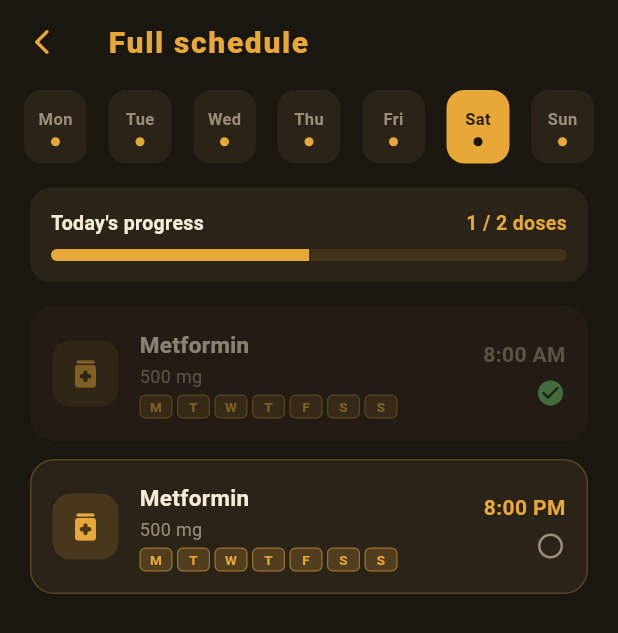
After one commit to alayab1/pilldispenserapp, a Flutter app: the ScheduleScreen screen opened directly, on a phone screen of 412 x 824 dp. The commit adds this screen. Shown: the top 633 px of the screen. Run offline on Flutter 3.47's test engine with Material 3 defaults, Android fonts, the phone set to English and light mode, and no system bars.

Commit message:
added view schedule page,removed order button

```diff
--- a/lib/screens/home_screen.dart
+++ b/lib/screens/home_screen.dart
@@ -1,5 +1,6 @@
 import 'package:flutter/material.dart';
 import 'dart:async';
+import 'schedule_screen.dart';
 
 // ── Placeholder models (replace with your real models later) ──────────────────
 
@@ -10,6 +11,9 @@ class Medication {
   final int pillsRemaining;
   final int refillThreshold;
   final Color color;
+  // 0=Mon, 1=Tue, 2=Wed, 3=Thu, 4=Fri, 5=Sat, 6=Sun
+  // Default: every day
+  final List<int> scheduledDays;
 
   const Medication({
     required this.name,
@@ -18,6 +22,7 @@ class Medication {
     required this.pillsRemaining,
     required this.refillThreshold,
     required this.color,
+    this.scheduledDays = const [0, 1, 2, 3, 4, 5, 6],
   });
 
   bool get needsRefill => pillsRemaining <= refillThreshold;
@@ -45,6 +50,7 @@ final List<Medication> sampleMeds = [
     pillsRemaining: 5,
     refillThreshold: 7,
     color: Color(0xFFE8A838),
+    scheduledDays: [0, 1, 2, 3, 4, 5, 6], // every day
   ),
   Medication(
     name: 'Lisinopril',
@@ -53,6 +59,7 @@ final List<Medication> sampleMeds = [
     pillsRemaining: 20,
     refillThreshold: 7,
     color: Color(0xFF5B9BD5),
+    scheduledDays: [0, 1, 2, 3, 4], // weekdays only
   ),
   Medication(
     name: 'Vitamin D',
@@ -61,6 +68,7 @@ final List<Medication> sampleMeds = [
     pillsRemaining: 3,
     refillThreshold: 7,
     color: Color(0xFF7EC86A),
+    scheduledDays: [0, 2, 4], // Mon, Wed, Fri
   ),
 ];
 
@@ -277,7 +285,12 @@ class _HomeScreenState extends State<HomeScreen>
                     width: double.infinity,
                     child: ElevatedButton.icon(
                       onPressed: () {
-                        // Navigate to full schedule screen
+                        Navigator.push(
+                          context,
+                          MaterialPageRoute(
+                            builder: (_) => const ScheduleScreen(),
+                          ),
+                        );
                       },
                       icon: Icon(Icons.calendar_today_outlined, size: 18),
                       label: Text('View full schedule'),
@@ -512,10 +525,6 @@ class _RefillBanner extends StatelessWidget {
               ],
             ),
           ),
-          TextButton(
-            onPressed: () {},
-            child: Text('Order', style: TextStyle(color: _danger, fontSize: 13)),
-          ),
         ],
       ),
     );
--- /dev/null
+++ b/lib/screens/schedule_screen.dart
@@ -0,0 +1,430 @@
+import 'package:flutter/material.dart';
+import 'home_screen.dart';
+
+// ── Colours (shared with home screen) ────────────────────────────────────────
+
+const _bgDark   = Color(0xFF1A1610);
+const _bgCard   = Color(0xFF2A2318);
+const _accent   = Color(0xFFE8A838);
+const _accentDim = Color(0xFF7A561A);
+const _textPrim = Color(0xFFF5EDD6);
+const _textSec  = Color(0xFF9A8E78);
+const _success  = Color(0xFF6DBF6A);
+const _danger   = Color(0xFFE05C3A);
+
+// ── Days of week helper ───────────────────────────────────────────────────────
+
+const _dayNames = ['Mon', 'Tue', 'Wed', 'Thu', 'Fri', 'Sat', 'Sun'];
+
+// Maps DateTime.weekday (1=Mon … 7=Sun) to our 0-based index
+int _todayIndex() => DateTime.now().weekday - 1;
+
+// ── Schedule screen ───────────────────────────────────────────────────────────
+
+class ScheduleScreen extends StatefulWidget {
+  const ScheduleScreen({super.key});
+
+  @override
+  State<ScheduleScreen> createState() => _ScheduleScreenState();
+}
+
+class _ScheduleScreenState extends State<ScheduleScreen> {
+  late int _selectedDay;
+
+  @override
+  void initState() {
+    super.initState();
+    _selectedDay = _todayIndex();
+  }
+
+  /// Returns doses for the selected day, sorted by time.
+  List<ScheduledDose> _dosesForDay(int dayIndex) {
+    final doses = <ScheduledDose>[];
+    final now = TimeOfDay.now();
+    final isToday = dayIndex == _todayIndex();
+
+    for (final med in sampleMeds) {
+      // Skip if this medication isn't scheduled on the selected day
+      if (!med.scheduledDays.contains(dayIndex)) continue;
+
+      for (final t in med.times) {
+        final isPast = isToday &&
+            (t.hour < now.hour ||
+                (t.hour == now.hour && t.minute <= now.minute));
+        doses.add(ScheduledDose(medication: med, time: t, taken: isPast));
+      }
+    }
+
+    doses.sort((a, b) {
+      final aMin = a.time.hour * 60 + a.time.minute;
+      final bMin = b.time.hour * 60 + b.time.minute;
+      return aMin.compareTo(bMin);
+    });
+    return doses;
+  }
+
+  String _formatTime(TimeOfDay t) {
+    final h = t.hourOfPeriod == 0 ? 12 : t.hourOfPeriod;
+    final m = t.minute.toString().padLeft(2, '0');
+    final period = t.period == DayPeriod.am ? 'AM' : 'PM';
+    return '$h:$m $period';
+  }
+
+  @override
+  Widget build(BuildContext context) {
+    final doses = _dosesForDay(_selectedDay);
+    final taken = doses.where((d) => d.taken).length;
+
+    return Scaffold(
+      backgroundColor: _bgDark,
+      appBar: AppBar(
+        backgroundColor: _bgDark,
+        elevation: 0,
+        leading: IconButton(
+          icon: Icon(Icons.arrow_back_ios_new_rounded, color: _accent, size: 20),
+          onPressed: () => Navigator.pop(context),
+        ),
+        title: Text(
+          'Full schedule',
+          style: TextStyle(
+            color: _accent,
+            fontWeight: FontWeight.w800,
+            fontSize: 20,
+            letterSpacing: 1.1,
+          ),
+        ),
+      ),
+      body: Column(
+        children: [
+
+          // ── Day selector ─────────────────────────────────────────────────
+          Container(
+            color: _bgDark,
+            padding: const EdgeInsets.fromLTRB(16, 4, 16, 12),
+            child: Row(
+              mainAxisAlignment: MainAxisAlignment.spaceBetween,
+              children: List.generate(7, (i) {
+                final isSelected = i == _selectedDay;
+                final isToday = i == _todayIndex();
+                return GestureDetector(
+                  onTap: () => setState(() => _selectedDay = i),
+                  child: AnimatedContainer(
+                    duration: const Duration(milliseconds: 200),
+                    width: 42,
+                    padding: const EdgeInsets.symmetric(vertical: 10),
+                    decoration: BoxDecoration(
+                      color: isSelected
+                          ? _accent
+                          : _bgCard,
+                      borderRadius: BorderRadius.circular(12),
+                      border: Border.all(
+                        color: isToday && !isSelected
+                            ? _accentDim
+                            : Colors.transparent,
+                        width: 1.5,
+                      ),
+                    ),
+                    child: Column(
+                      children: [
+                        Text(
+                          _dayNames[i],
+                          style: TextStyle(
+                            color: isSelected ? _bgDark : _textSec,
+                            fontSize: 11,
+                            fontWeight: FontWeight.w600,
+                          ),
+                        ),
+                        const SizedBox(height: 4),
+                        _DayDot(
+                          hasDoses: sampleMeds
+                              .any((m) => m.scheduledDays.contains(i)),
+                          isSelected: isSelected,
+                        ),
+                      ],
+                    ),
+                  ),
+                );
+              }),
+            ),
+          ),
+
+          // ── Progress bar ─────────────────────────────────────────────────
+          if (_selectedDay == _todayIndex() && doses.isNotEmpty)
+            Padding(
+              padding: const EdgeInsets.fromLTRB(20, 4, 20, 0),
+              child: _ProgressBar(taken: taken, total: doses.length),
+            ),
+
+          const SizedBox(height: 8),
+
+          // ── Dose list ────────────────────────────────────────────────────
+          Expanded(
+            child: doses.isEmpty
+                ? _EmptyDay(dayName: _dayNames[_selectedDay])
+                : ListView.builder(
+                    padding: const EdgeInsets.fromLTRB(20, 8, 20, 24),
+                    itemCount: doses.length,
+                    itemBuilder: (_, i) => _ScheduleTile(
+                      dose: doses[i],
+                      formatTime: _formatTime,
+                      isToday: _selectedDay == _todayIndex(),
+                    ),
+                  ),
+          ),
+        ],
+      ),
+    );
+  }
+}
+
+// ── Small dot showing if a day has doses ─────────────────────────────────────
+
+class _DayDot extends StatelessWidget {
+  final bool hasDoses;
+  final bool isSelected;
+  const _DayDot({required this.hasDoses, required this.isSelected});
+
+  @override
+  Widget build(BuildContext context) {
+    if (!hasDoses) return const SizedBox(height: 6);
+    return Container(
+      width: 6,
+      height: 6,
+      decoration: BoxDecoration(
+        shape: BoxShape.circle,
+        color: isSelected ? _bgDark : _accent,
+      ),
+    );
+  }
+}
+
+// ── Today's progress bar ──────────────────────────────────────────────────────
+
+class _ProgressBar extends StatelessWidget {
+  final int taken;
+  final int total;
+  const _ProgressBar({required this.taken, required this.total});
+
+  @override
+  Widget build(BuildContext context) {
+    final pct = total == 0 ? 0.0 : taken / total;
+    return Container(
+      padding: const EdgeInsets.all(14),
+      decoration: BoxDecoration(
+        color: _bgCard,
+        borderRadius: BorderRadius.circular(14),
+      ),
+      child: Column(
+        crossAxisAlignment: CrossAxisAlignment.start,
+        children: [
+          Row(
+            mainAxisAlignment: MainAxisAlignment.spaceBetween,
+            children: [
+              Text(
+                "Today's progress",
+                style: TextStyle(
+                  color: _textPrim,
+                  fontWeight: FontWeight.w600,
+                  fontSize: 13,
+                ),
+              ),
+              Text(
+                '$taken / $total doses',
+                style: TextStyle(color: _accent, fontSize: 13, fontWeight: FontWeight.w600),
+              ),
+            ],
+          ),
+          const SizedBox(height: 8),
+          ClipRRect(
+            borderRadius: BorderRadius.circular(4),
+            child: LinearProgressIndicator(
+              value: pct,
+              minHeight: 8,
+              backgroundColor: _accentDim.withValues(alpha: 0.3),
+              valueColor: AlwaysStoppedAnimation<Color>(
+                pct == 1.0 ? _success : _accent,
+              ),
+            ),
+          ),
+        ],
+      ),
+    );
+  }
+}
+
+// ── Schedule tile ─────────────────────────────────────────────────────────────
+
+class _ScheduleTile extends StatelessWidget {
+  final ScheduledDose dose;
+  final String Function(TimeOfDay) formatTime;
+  final bool isToday;
+
+  const _ScheduleTile({
+    required this.dose,
+    required this.formatTime,
+    required this.isToday,
+  });
+
+  @override
+  Widget build(BuildContext context) {
+    final med = dose.medication;
+    final dimmed = isToday && dose.taken;
+
+    return Opacity(
+      opacity: dimmed ? 0.5 : 1.0,
+      child: Container(
+        margin: const EdgeInsets.only(bottom: 12),
+        padding: const EdgeInsets.all(14),
+        decoration: BoxDecoration(
+          color: _bgCard,
+          borderRadius: BorderRadius.circular(16),
+          border: Border.all(
+            color: dimmed ? Colors.transparent : med.color.withValues(alpha: 0.25),
+            width: 1,
+          ),
+        ),
+        child: Row(
+          children: [
+
+            // Colour icon
+            Container(
+              width: 44,
+              height: 44,
+              decoration: BoxDecoration(
+                color: med.color.withValues(alpha: 0.15),
+                borderRadius: BorderRadius.circular(12),
+              ),
+              child: Icon(Icons.medication_rounded, color: med.color, size: 24),
+            ),
+
+            const SizedBox(width: 14),
+
+            // Name + dosage + days scheduled
+            Expanded(
+              child: Column(
+                crossAxisAlignment: CrossAxisAlignment.start,
+                children: [
+                  Text(
+                    med.name,
+                    style: TextStyle(
+                      color: _textPrim,
+                      fontWeight: FontWeight.w700,
+                      fontSize: 15,
+                    ),
+                  ),
+                  const SizedBox(height: 2),
+                  Text(
+                    med.dosage,
+                    style: TextStyle(color: _textSec, fontSize: 12),
+                  ),
+                  const SizedBox(height: 4),
+                  _DayChips(scheduledDays: med.scheduledDays, color: med.color),
+                ],
+              ),
+            ),
+
+            // Time + taken indicator
+            Column(
+              crossAxisAlignment: CrossAxisAlignment.end,
+              children: [
+                Text(
+                  formatTime(dose.time),
+                  style: TextStyle(
+                    color: dimmed ? _textSec : med.color,
+                    fontWeight: FontWeight.w700,
+                    fontSize: 14,
+                  ),
+                ),
+                const SizedBox(height: 6),
+                Icon(
+                  isToday
+                      ? (dose.taken
+                          ? Icons.check_circle_rounded
+                          : Icons.radio_button_unchecked_rounded)
+                      : Icons.schedule_rounded,
+                  color: isToday
+                      ? (dose.taken ? _success : _textSec)
+                      : _textSec,
+                  size: 20,
+                ),
+              ],
+            ),
+          ],
+        ),
+      ),
+    );
+  }
+}
+
+// ── Mini day chips showing which days a med is scheduled ─────────────────────
+
+class _DayChips extends StatelessWidget {
+  final List<int> scheduledDays;
+  final Color color;
+  const _DayChips({required this.scheduledDays, required this.color});
+
+  @override
+  Widget build(BuildContext context) {
+    return Row(
+      children: List.generate(7, (i) {
+        final active = scheduledDays.contains(i);
+        return Container(
+          margin: const EdgeInsets.only(right: 3),
+          width: 22,
+          height: 16,
+          decoration: BoxDecoration(
+            color: active ? color.withValues(alpha: 0.2) : Colors.transparent,
+            borderRadius: BorderRadius.circular(4),
+            border: Border.all(
+              color: active ? color.withValues(alpha: 0.5) : _textSec.withValues(alpha: 0.2),
+              width: 0.8,
+            ),
+          ),
+          child: Center(
+            child: Text(
+              _dayNames[i][0],
+              style: TextStyle(
+                color: active ? color : _textSec.withValues(alpha: 0.4),
+                fontSize: 9,
+                fontWeight: FontWeight.w700,
+              ),
+            ),
+          ),
+        );
+      }),
+    );
+  }
+}
+
+// ── Empty state ───────────────────────────────────────────────────────────────
+
+class _EmptyDay extends StatelessWidget {
+  final String dayName;
+  const _EmptyDay({required this.dayName});
+
+  @override
+  Widget build(BuildContext context) {
+    return Center(
+      child: Column(
+        mainAxisAlignment: MainAxisAlignment.center,
+        children: [
+          Icon(Icons.event_available_rounded, color: _textSec, size: 52),
+          const SizedBox(height: 14),
+          Text(
+            'No doses on $dayName',
+            style: TextStyle(
+              color: _textPrim,
+              fontWeight: FontWeight.w600,
+              fontSize: 16,
+            ),
+          ),
+          const SizedBox(height: 6),
+          Text(
+            'Enjoy your day off!',
+            style: TextStyle(color: _textSec, fontSize: 13),
+          ),
+        ],
+      ),
+    );
+  }
+}
```
